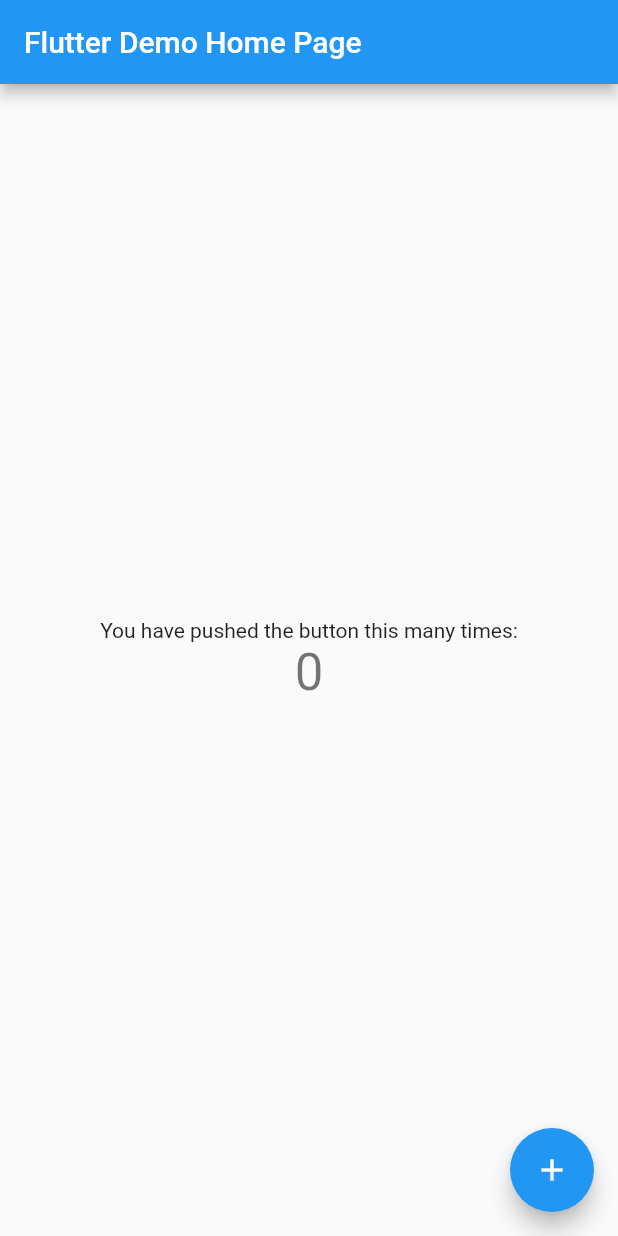
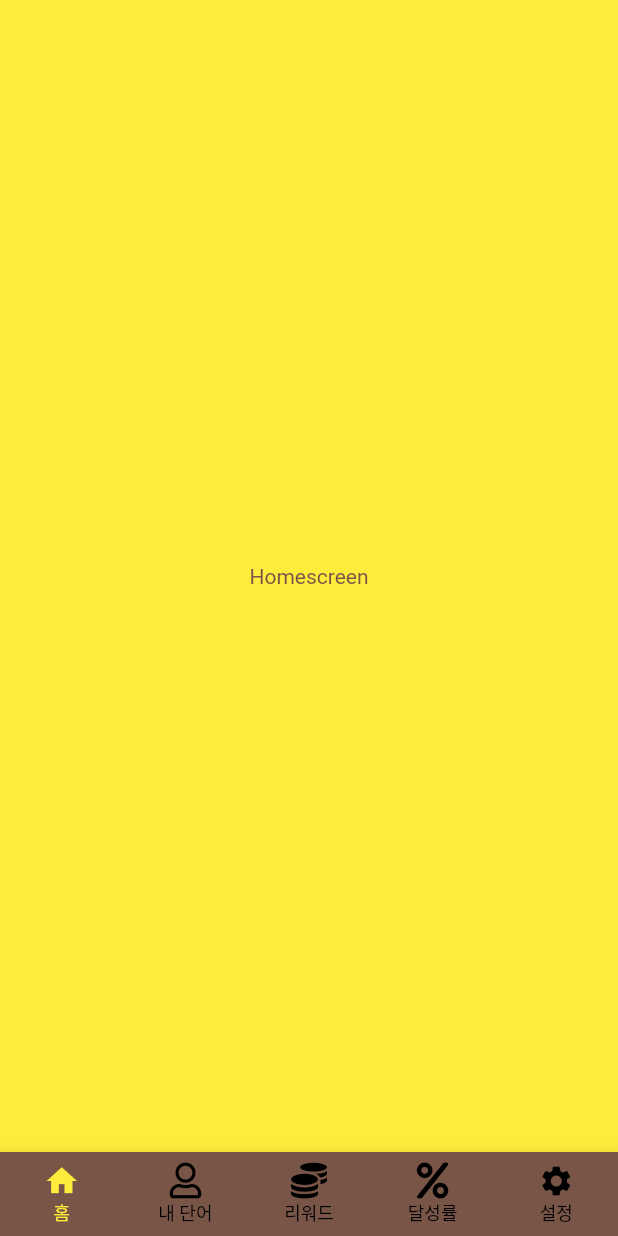
Before and after one commit to sac7160/reword-frontend, a Flutter app: the screen it shows after launch, on a phone screen of 412 x 824 dp. Run offline on Flutter 3.47's test engine with Material 2 defaults, Android fonts, the phone set to English and light mode, and no system bars; our stand-ins replace font_awesome_flutter.

Commit message:
init : Project Init

```diff
--- a/lib/main.dart
+++ b/lib/main.dart
@@ -1,115 +1,20 @@
+import 'package:bearvoca/theme.dart';
 import 'package:flutter/material.dart';
+import 'routes.dart';
+import 'screens/splash/splash_screen.dart';
 
 void main() {
-  runApp(const MyApp());
+  runApp(BearVoca());
 }
 
-class MyApp extends StatelessWidget {
-  const MyApp({Key? key}) : super(key: key);
-
-  // This widget is the root of your application.
+class BearVoca extends StatelessWidget {
   @override
   Widget build(BuildContext context) {
     return MaterialApp(
-      title: 'Flutter Demo',
-      theme: ThemeData(
-        // This is the theme of your application.
-        //
-        // Try running your application with "flutter run". You'll see the
-        // application has a blue toolbar. Then, without quitting the app, try
-        // changing the primarySwatch below to Colors.green and then invoke
-        // "hot reload" (press "r" in the console where you ran "flutter run",
-        // or simply save your changes to "hot reload" in a Flutter IDE).
-        // Notice that the counter didn't reset back to zero; the application
-        // is not restarted.
-        primarySwatch: Colors.blue,
-      ),
-      home: const MyHomePage(title: 'Flutter Demo Home Page'),
+      theme: theme(),
+      debugShowCheckedModeBanner: false,
+      initialRoute: SplashScreen.routeName,
+      routes: route,
     );
   }
 }
-
-class MyHomePage extends StatefulWidget {
-  const MyHomePage({Key? key, required this.title}) : super(key: key);
-
-  // This widget is the home page of your application. It is stateful, meaning
-  // that it has a State object (defined below) that contains fields that affect
-  // how it looks.
-
-  // This class is the configuration for the state. It holds the values (in this
-  // case the title) provided by the parent (in this case the App widget) and
-  // used by the build method of the State. Fields in a Widget subclass are
-  // always marked "final".
-
-  final String title;
-
-  @override
-  State<MyHomePage> createState() => _MyHomePageState();
-}
-
-class _MyHomePageState extends State<MyHomePage> {
-  int _counter = 0;
-
-  void _incrementCounter() {
-    setState(() {
-      // This call to setState tells the Flutter framework that something has
-      // changed in this State, which causes it to rerun the build method below
-      // so that the display can reflect the updated values. If we changed
-      // _counter without calling setState(), then the build method would not be
-      // called again, and so nothing would appear to happen.
-      _counter++;
-    });
-  }
-
-  @override
-  Widget build(BuildContext context) {
-    // This method is rerun every time setState is called, for instance as done
-    // by the _incrementCounter method above.
-    //
-    // The Flutter framework has been optimized to make rerunning build methods
-    // fast, so that you can just rebuild anything that needs updating rather
-    // than having to individually change instances of widgets.
-    return Scaffold(
-      appBar: AppBar(
-        // Here we take the value from the MyHomePage object that was created by
-        // the App.build method, and use it to set our appbar title.
-        title: Text(widget.title),
-      ),
-      body: Center(
-        // Center is a layout widget. It takes a single child and positions it
-        // in the middle of the parent.
-        child: Column(
-          // Column is also a layout widget. It takes a list of children and
-          // arranges them vertically. By default, it sizes itself to fit its
-          // children horizontally, and tries to be as tall as its parent.
-          //
-          // Invoke "debug painting" (press "p" in the console, choose the
-          // "Toggle Debug Paint" action from the Flutter Inspector in Android
-          // Studio, or the "Toggle Debug Paint" command in Visual Studio Code)
-          // to see the wireframe for each widget.
-          //
-          // Column has various properties to control how it sizes itself and
-          // how it positions its children. Here we use mainAxisAlignment to
-          // center the children vertically; the main axis here is the vertical
-          // axis because Columns are vertical (the cross axis would be
-          // horizontal).
-          mainAxisAlignment: MainAxisAlignment.center,
-          children: <Widget>[
-            const Text(
-              'You have pushed the button this many times:',
-            ),
-            Text(
-              '$_counter',
-              style: Theme.of(context).textTheme.headline4,
-            ),
-          ],
-        ),
-      ),
-      floatingActionButton: FloatingActionButton(
-        onPressed: _incrementCounter,
-        tooltip: 'Increment',
-        child: const Icon(Icons.add),
-      ), // This trailing comma makes auto-formatting nicer for build methods.
-    );
-  }
-}
--- /dev/null
+++ b/lib/models/nav_item.dart
@@ -0,0 +1,18 @@
+import 'package:flutter/material.dart';
+import 'package:font_awesome_flutter/font_awesome_flutter.dart';
+
+class NavItem {
+  final int id;
+  final IconData icon;
+  final String label;
+
+  NavItem({required this.id, required this.icon, required this.label});
+}
+
+List<NavItem> navItems = [
+  NavItem(id: 0, icon: Icons.home, label: "홈"),
+  NavItem(id: 1, icon: FontAwesomeIcons.user, label: "내 단어"),
+  NavItem(id: 2, icon: FontAwesomeIcons.coins, label: "리워드"),
+  NavItem(id: 3, icon: FontAwesomeIcons.percent, label: "달성률"),
+  NavItem(id: 4, icon: Icons.settings, label: "설정"),
+];
--- /dev/null
+++ b/lib/routes.dart
@@ -0,0 +1,9 @@
+import 'package:bearvoca/screens/main_screens.dart';
+import 'package:flutter/material.dart';
+import 'screens/splash/splash_screen.dart';
+import 'screens/home/home_screen.dart';
+
+final Map<String, WidgetBuilder> route = {
+  SplashScreen.routeName: (context) => SplashScreen(),
+  MainScreens.routeName: (context) => MainScreens(),
+};
--- /dev/null
+++ b/lib/screens/home/home_screen.dart
@@ -0,0 +1,12 @@
+import 'package:flutter/material.dart';
+
+class HomeScreen extends StatelessWidget {
+  @override
+  Widget build(BuildContext context) {
+    return Scaffold(
+      body: Center(
+        child: Text("Homescreen"),
+      ),
+    );
+  }
+}
--- /dev/null
+++ b/lib/screens/main_screens.dart
@@ -0,0 +1,50 @@
+import 'package:bearvoca/screens/achievementRate/achievement_rate.dart';
+import 'package:bearvoca/screens/myWord/my_word.dart';
+import 'package:bearvoca/screens/reward/reward.dart';
+import 'package:bearvoca/screens/setting/setting.dart';
+import 'package:flutter/material.dart';
+import '../../models/nav_item.dart';
+import 'home/home_screen.dart';
+
+class MainScreens extends StatefulWidget {
+  static String routeName = "/main_screens";
+
+  @override
+  _MainScreensState createState() => _MainScreensState();
+}
+
+class _MainScreensState extends State<MainScreens> {
+  int _selectedIndex = 0;
+  List pages = [
+    HomeScreen(),
+    MyWordScreen(),
+    RewardScreen(),
+    AchievementRateScreen(),
+    SettingScreen(),
+  ];
+
+  @override
+  Widget build(BuildContext context) {
+    return Scaffold(
+      body: pages[_selectedIndex],
+      bottomNavigationBar: BottomNavigationBar(
+        backgroundColor: Colors.brown,
+        type: BottomNavigationBarType.fixed,
+        currentIndex: _selectedIndex,
+        selectedItemColor: Colors.yellow,
+        unselectedItemColor: Colors.black,
+        selectedFontSize: 12.0,
+        onTap: (index) {
+          setState(() {
+            _selectedIndex = index;
+          });
+        },
+        items: List.generate(
+            navItems.length,
+            (index) => BottomNavigationBarItem(
+                icon: Icon(navItems[index].icon),
+                label: navItems[index].label)),
+      ),
+    );
+  }
+}
--- /dev/null
+++ b/lib/theme.dart
@@ -0,0 +1,11 @@
+import 'package:flutter/material.dart';
+
+ThemeData theme() {
+  return ThemeData.dark().copyWith(
+    scaffoldBackgroundColor: Colors.yellow,
+    appBarTheme: AppBarTheme(color: Colors.brown),
+    textTheme: TextTheme(
+      bodyText2: TextStyle(color: Colors.brown),
+    ),
+  );
+}
--- a/pubspec.yaml
+++ b/pubspec.yaml
@@ -30,15 +30,17 @@ dependencies:
   flutter:
     sdk: flutter
 
-  kakao_flutter_sdk_user: ^1.0.0 # 카카오 로그인
+  #kakao_flutter_sdk_user: ^1.0.0 # 카카오 로그인
 
   # The following adds the Cupertino Icons font to your application.
   # Use with the CupertinoIcons class for iOS style icons.
   cupertino_icons: ^1.0.2
+  font_awesome_flutter: ^9.2.0
 
 dev_dependencies:
   flutter_test:
     sdk: flutter
+
 
   # The "flutter_lints" package below contains a set of recommended lints to
   # encourage good coding practices. The lint set provided by the package is
@@ -57,6 +59,8 @@ flutter:
   # included with your application, so that you can use the icons in
   # the material Icons class.
   uses-material-design: true
+  assets:
+    - assets/images/icons8-bear-80.png
 
   # To add assets to your application, add an assets section, like this:
   # assets:
```
Also changed, not shown: lib/screens/achievementRate/achievement_rate.dart (added, +12 -0 lines), lib/screens/myWord/my_word.dart (added, +12 -0 lines), lib/screens/reward/reward.dart (added, +12 -0 lines), lib/screens/setting/setting.dart (added, +12 -0 lines), lib/screens/splash/splash_screen.dart (added, +42 -0 lines), assets/images/icons8-bear-80.png (added), pubspec.lock, 4 other files.
